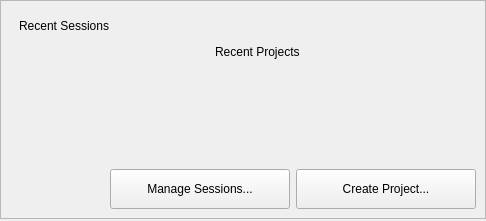
First picture: the form in src/plugins/projectexplorer/projectwelcomepagewidget.ui, repository qt-creator/qt-creator, before the edit.
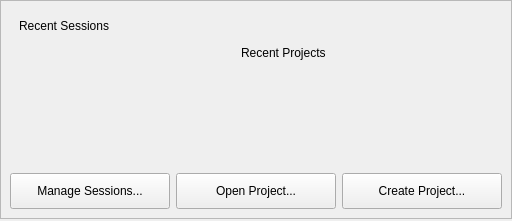
Second picture: the form after the edit. Icons and pictures are not drawn. Custom widgets are drawn as their Qt base class.

Commit message:
Add "Open Project" to welcome page
By popular request I added a "open project" option.
We don't currently have a way of differentiating project types
from other files so I had to hardcode .pro and .qmlproject
for now.

Themed icons was also added to the new and open buttons.

Task-number: QTCREATORBUG-1142

What changed in the file:
```diff
--- a/src/plugins/projectexplorer/projectwelcomepagewidget.ui
+++ b/src/plugins/projectexplorer/projectwelcomepagewidget.ui
@@ -98,7 +98,23 @@
          <number>6</number>
         </property>
         <item>
-         <spacer name="horizontalSpacer_2">
+         <widget class="QPushButton" name="manageSessionsButton">
+          <property name="minimumSize">
+           <size>
+            <width>160</width>
+            <height>36</height>
+           </size>
+          </property>
+          <property name="focusPolicy">
+           <enum>Qt::TabFocus</enum>
+          </property>
+          <property name="text">
+           <string>Manage Sessions...</string>
+          </property>
+         </widget>
+        </item>
+        <item>
+         <spacer name="horizontalSpacer_3">
           <property name="orientation">
            <enum>Qt::Horizontal</enum>
           </property>
@@ -111,18 +127,18 @@
          </spacer>
         </item>
         <item>
-         <widget class="QPushButton" name="manageSessionsButton">
+         <widget class="QPushButton" name="openProjectButton">
           <property name="minimumSize">
            <size>
-            <width>180</width>
-            <height>40</height>
+            <width>160</width>
+            <height>36</height>
            </size>
           </property>
           <property name="focusPolicy">
            <enum>Qt::TabFocus</enum>
           </property>
           <property name="text">
-           <string>Manage Sessions...</string>
+           <string>Open Project...</string>
           </property>
          </widget>
         </item>
@@ -130,8 +146,8 @@
          <widget class="QPushButton" name="createNewProjectButton">
           <property name="minimumSize">
            <size>
-            <width>180</width>
-            <height>40</height>
+            <width>160</width>
+            <height>36</height>
            </size>
           </property>
           <property name="focusPolicy">
```
Left out of the diff: 7 changed lines with no effect on the pictures. The commit also changes 4 other files.
